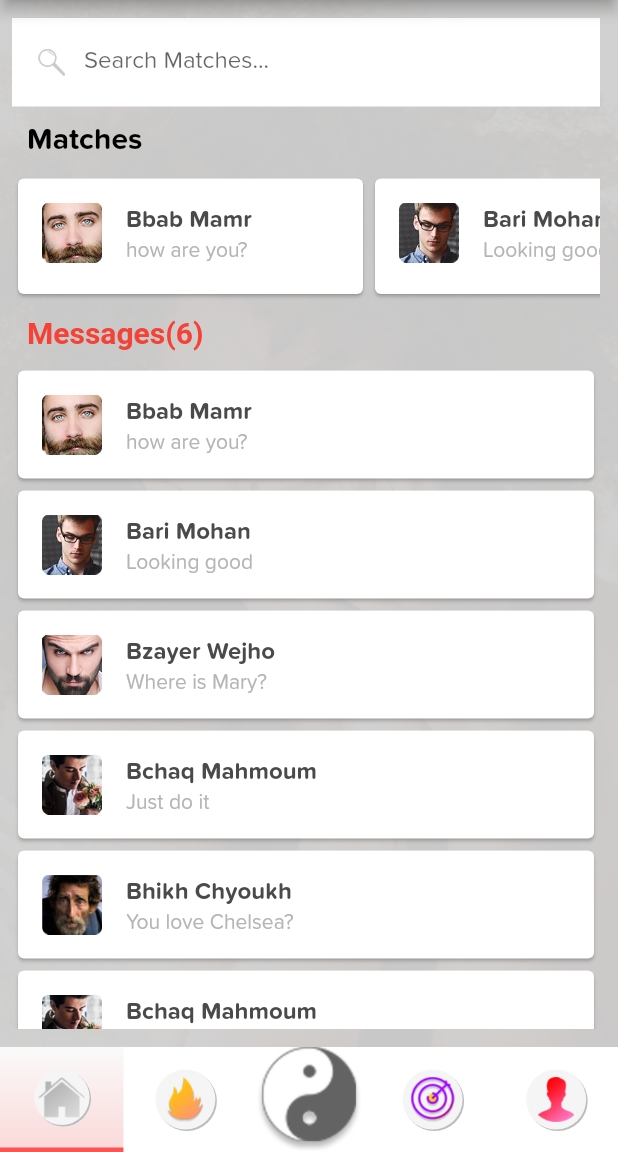
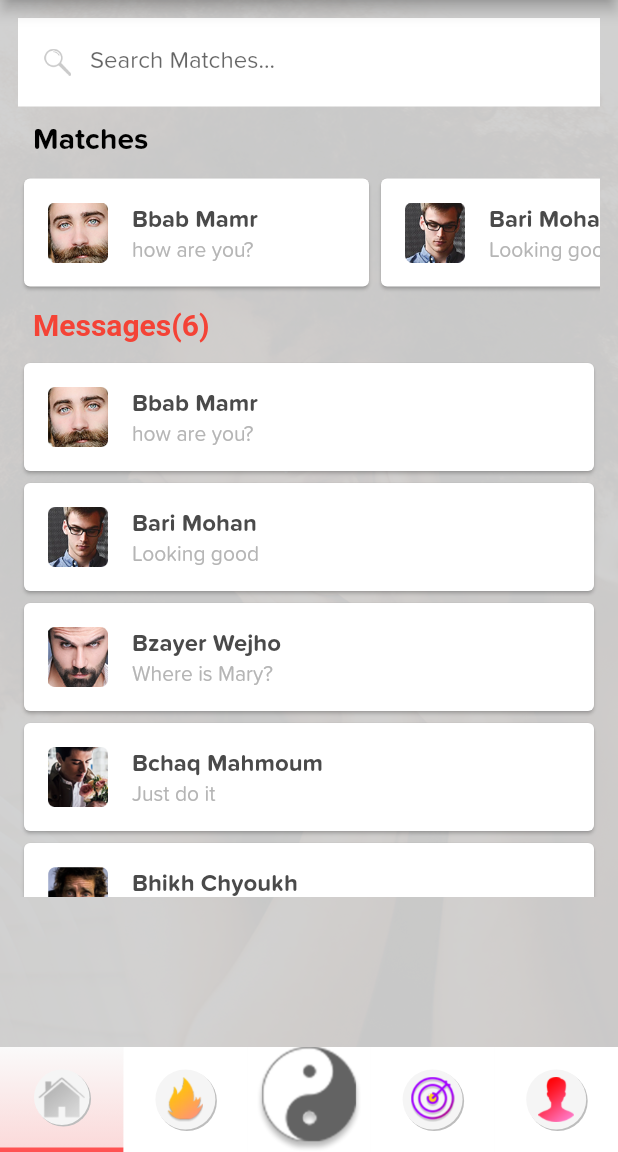
Before and after one commit to Sigilai5/YingYang, a Flutter app: the screen it shows after launch, on a phone screen of 412 x 824 dp, the part 84-1236 px from its top. Run offline on Flutter 3.47's test engine with Material 2 defaults, Android fonts, the phone set to English and light mode, and no system bars; our stand-ins replace font_awesome_flutter, hexcolor; Roboto replaces fonts that are missing (Arial).

Commit message:
addd a fix to bottom overflow error for matche listview

```diff
--- a/lib/modules/private.dart
+++ b/lib/modules/private.dart
@@ -92,7 +92,7 @@
           ),
           child: Padding(
             padding:
-                const EdgeInsets.only(left: 8, right: 12, top: 12, bottom: 12),
+                const EdgeInsets.only(left: 12, right: 12, top: 12, bottom: 0),
             child: Column(children: <Widget>[
               TextFormField(
                 decoration: InputDecoration(
@@ -126,17 +126,15 @@
                   ),
                 ],
               ),
-              SizedOverflowBox(
-                size: const Size(230, 85),
-                child: Flexible(
-                  child: Container(
-                    height: 85,
-                    child: Column(
-                      children: [
-                        Expanded(
-                          child: Container(
+              Flexible(
+                flex: 2,
+                child: ConstrainedBox(
+                  constraints: BoxConstraints(
+                    minHeight: 35.0,
+                    maxHeight: 80.0,
+                  ),
                   child: ListView(
-                                // This next line does the trick.
+                      shrinkWrap: true,
                       scrollDirection: Axis.horizontal,
                       children: privateDataList.map((item) {
                         return Card(
@@ -154,8 +152,7 @@
                                   subtitle: Text(
                                     '${item.message}',
                                     overflow: TextOverflow.ellipsis,
-                                              style: TextStyle(
-                                                  color: Hexcolor('#b5b5b5')),
+                                    style: TextStyle(color: Hexcolor('#b5b5b5')),
                                   ),
                                   leading: Image.asset(
                                     '${item.pic}',
@@ -168,11 +165,6 @@
                           ),
                         );
                       }).toList()),
-                          ),
-                        ),
-                      ],
-                    ),
-                  ),
                 ),
               ),
               Row(
@@ -192,7 +184,7 @@
                 ],
               ),
               Flexible(
-                flex: 3,
+                flex: 4,
                 child: Container(
                   child: ListView(
                       children: privateDataList.map((item) {
```
Lines whose indentation alone changed are shown as unchanged.
